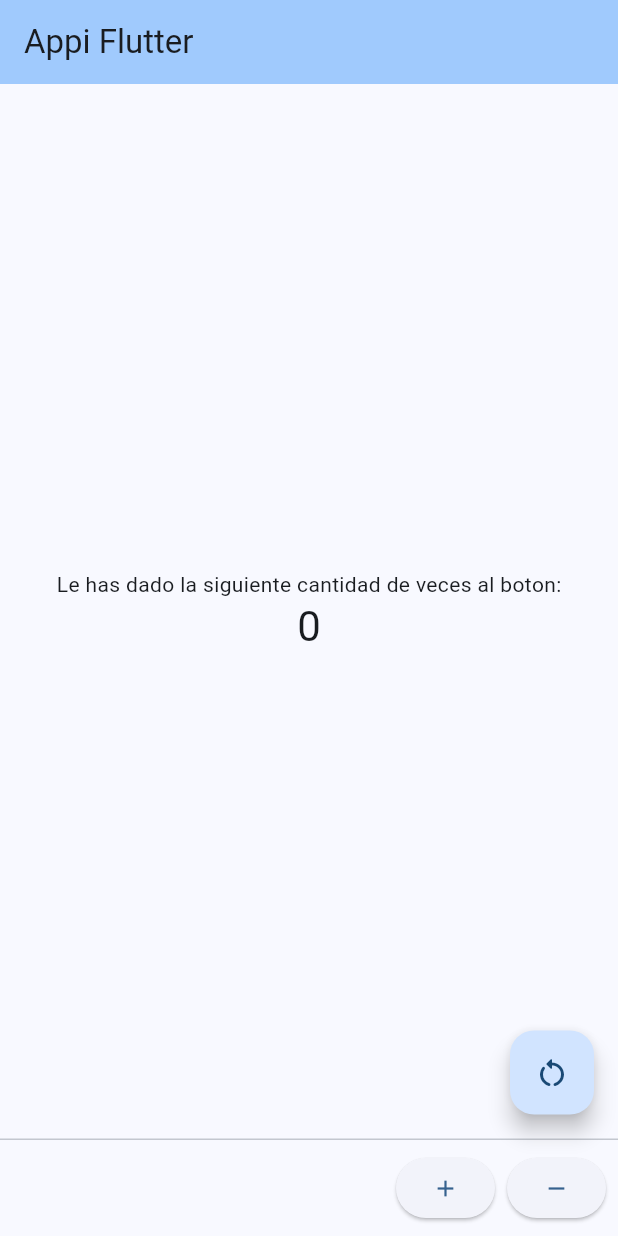
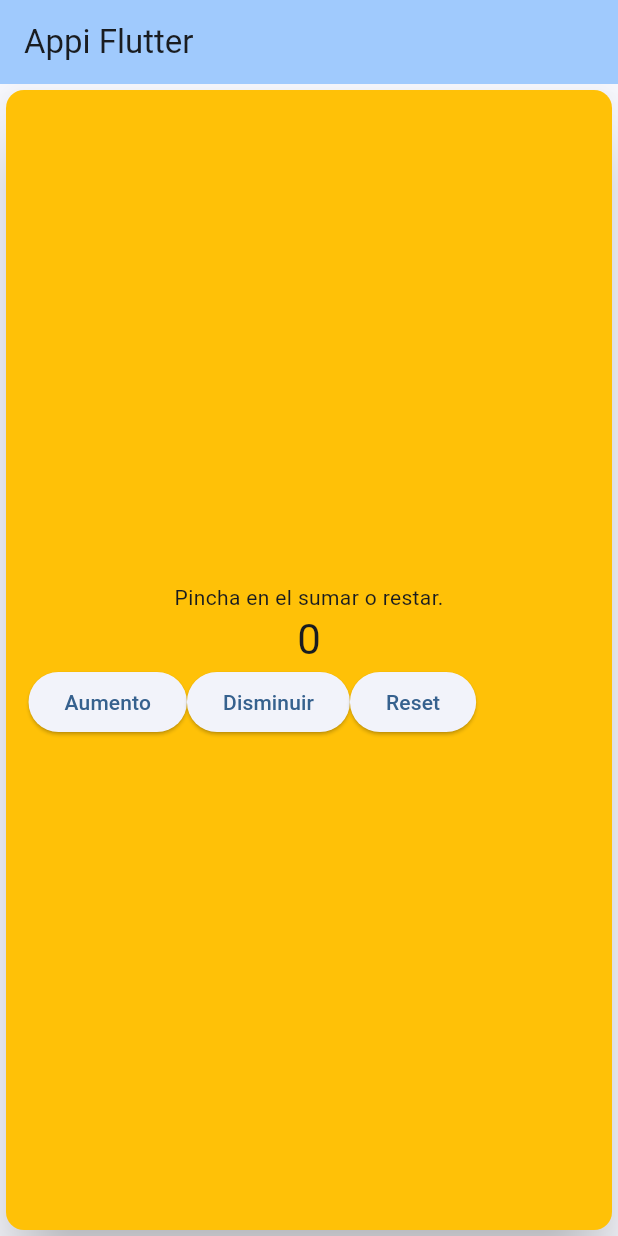
Before and after one commit to dijin7/RepositorioDispositivosMoviles, a Flutter app: the screen it shows after launch, on a phone screen of 412 x 824 dp. Run offline on Flutter 3.47's test engine with Material 3 defaults, Android fonts, the light colour scheme and no system bars.

Commit message:
lab 5 disp moviles

```diff
--- a/flutter_application_1/flutter_application_1/lib/main.dart
+++ b/flutter_application_1/flutter_application_1/lib/main.dart
@@ -13,21 +13,7 @@ class MyApp extends StatelessWidget {
     return MaterialApp(
       title: 'Flutter Demo',
       theme: ThemeData(
-        // This is the theme of your application.
-        //
-        // TRY THIS: Try running your application with "flutter run". You'll see
-        // the application has a purple toolbar. Then, without quitting the app,
-        // try changing the seedColor in the colorScheme below to Colors.green
-        // and then invoke "hot reload" (save your changes or press the "hot
-        // reload" button in a Flutter-supported IDE, or press "r" if you used
-        // the command line to start the app).
-        //
-        // Notice that the counter didn't reset back to zero; the application
-        // state is not lost during the reload. To reset the state, use hot
-        // restart instead.
-        //
-        // This works for code too, not just values: Most code changes can be
-        // tested with just a hot reload.
+
         colorScheme: ColorScheme.fromSeed(seedColor: Colors.blue),
         useMaterial3: true,
       ),
@@ -39,14 +25,7 @@ class MyApp extends StatelessWidget {
 class MyHomePage extends StatefulWidget {
   const MyHomePage({super.key, required this.title});
 
-  // This widget is the home page of your application. It is stateful, meaning
-  // that it has a State object (defined below) that contains fields that affect
-  // how it looks.
 
-  // This class is the configuration for the state. It holds the values (in this
-  // case the title) provided by the parent (in this case the App widget) and
-  // used by the build method of the State. Fields in a Widget subclass are
-  // always marked "final".
 
   final String title;
 
@@ -59,11 +38,7 @@ class _MyHomePageState extends State<MyHomePage> {
 
   void _incrementCounter() {
     setState(() {
-      // This call to setState tells the Flutter framework that something has
-      // changed in this State, which causes it to rerun the build method below
-      // so that the display can reflect the updated values. If we changed
-      // _counter without calling setState(), then the build method would not be
-      // called again, and so nothing would appear to happen.
+
       _counter++;
     });
   }
@@ -81,72 +56,93 @@ class _MyHomePageState extends State<MyHomePage> {
 
     void wa() {
     setState(() {
-      // This call to setState tells the Flutter framework that something has
-      // changed in this State, which causes it to rerun the build method below
-      // so that the display can reflect the updated values. If we changed
-      // _counter without calling setState(), then the build method would not be
-      // called again, and so nothing would appear to happen.
+
       _counter*2;
     });
 
   }
   @override
   Widget build(BuildContext context) {
-    // This method is rerun every time setState is called, for instance as done
-    // by the _incrementCounter method above.
-    //
-    // The Flutter framework has been optimized to make rerunning build methods
-    // fast, so that you can just rebuild anything that needs updating rather
-    // than having to individually change instances of widgets.
+
     return Scaffold(
-      persistentFooterButtons:
+      /*persistentFooterButtons:
       [
       ElevatedButton(onPressed: _incrementCounter, child: Icon(Icons.add)),
       ElevatedButton(onPressed: _lessCounter, child: Icon(Icons.remove))
-      ],
+      ],*/
       appBar: AppBar(
-        // TRY THIS: Try changing the color here to a specific color (to
-        // Colors.amber, perhaps?) and trigger a hot reload to see the AppBar
-        // change color while the other colors stay the same.
+
         backgroundColor: Theme.of(context).colorScheme.inversePrimary,
-        // Here we take the value from the MyHomePage object that was created by
-        // the App.build method, and use it to set our appbar title.
+
         title: Text(widget.title),
       ),
       body: Center(
-        // Center is a layout widget. It takes a single child and positions it
-        // in the middle of the parent.
+        child: Card(
+        elevation: 20,
+        color: Colors.amber,
+        child: Padding(
+          padding: const EdgeInsets.all(15.0),
         child: Column(
-          // Column is also a layout widget. It takes a list of children and
-          // arranges them vertically. By default, it sizes itself to fit its
-          // children horizontally, and tries to be as tall as its parent.
-          //
-          // Column has various properties to control how it sizes itself and
-          // how it positions its children. Here we use mainAxisAlignment to
-          // center the children vertically; the main axis here is the vertical
-          // axis because Columns are vertical (the cross axis would be
-          // horizontal).
-          //
-          // TRY THIS: Invoke "debug painting" (choose the "Toggle Debug Paint"
-          // action in the IDE, or press "p" in the console), to see the
-          // wireframe for each widget.
+
           mainAxisAlignment: MainAxisAlignment.center,
           children: <Widget>[
+            if(_counter==15)
             const Text(
-              'Le has dado la siguiente cantidad de veces al boton:',
+              'Victoria',
+            ),
+
+            if(_counter==15)
+            SizedBox(
+              width: 100,
+              height: 100,
+              child: Image.asset(
+                'assets/images/victoria.jpg',
+                fit: BoxFit.cover,
+              ),
+            ),
+
+            if(_counter==10)
+            SizedBox(
+              width: 100,
+              height: 100,
+              child: Image.asset(
+                'assets/images/derrota.jpg',
+                fit: BoxFit.cover,
+              ),
+            ),
+
+            if(_counter==10)
+            const Text(
+              'Derrota',
+            ),
+
+            const Text(
+              'Pincha en el sumar o restar.',
             ),
             Text(
               '$_counter',
               style: Theme.of(context).textTheme.headlineMedium,
             ),
+
+            Row(children: [
+              ElevatedButton(onPressed: _incrementCounter, child: Text('Aumento')),
+              ElevatedButton(onPressed: _lessCounter, child: Text('Disminuir')),
+              ElevatedButton(onPressed: _resetCounter, child: Text('Reset')),
+            ],)
+
+
           ],
+          ),
+        ),
         ),
       ),
-      floatingActionButton: FloatingActionButton(
+      /*
+      bottomSheet: FloatingActionButton(
         onPressed: _resetCounter,
         tooltip: 'reset',
         child: const Icon(Icons.restart_alt_rounded),
-      ),
+      ),*/
+
 
     );
   }
```
Also changed, not shown: flutter_application_1/flutter_application_1/pubspec.yaml (+8 -66 lines), flutter_application_1/flutter_application_1/assets/images/derrota.jpg (added), flutter_application_1/flutter_application_1/assets/images/victoria.jpg (added).
